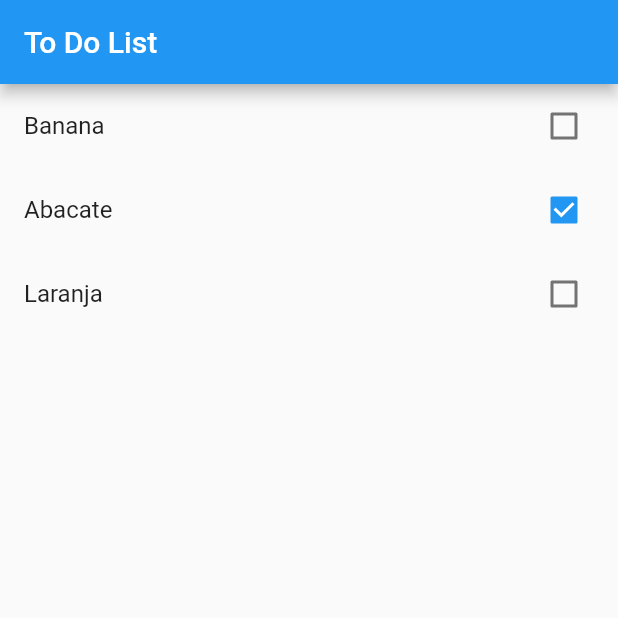
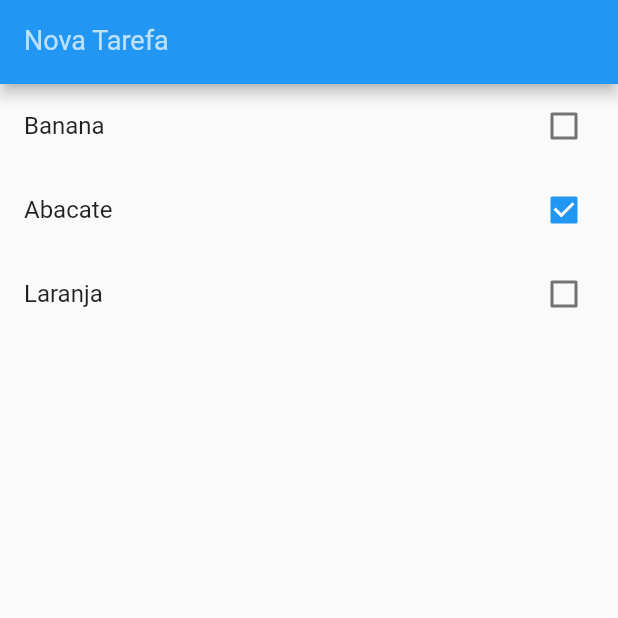
Before and after one commit to Rossitto/flutter_template, a Flutter app: the screen it shows after launch, on a phone screen of 412 x 824 dp, the top half of it. Run offline on Flutter 3.47's test engine with Material 2 defaults, Android fonts, the phone set to English and light mode, and no system bars.

Commit message:
TextFormField

```diff
--- a/lib/main.dart
+++ b/lib/main.dart
@@ -36,11 +36,23 @@ class HomePage extends StatefulWidget {
 }
 
 class _HomePageState extends State<HomePage> {
+  var newTaskCtrl = TextEditingController();
+
   @override
   Widget build(BuildContext context) {
     return Scaffold(
       appBar: AppBar(
-        title: Text("To Do List"),
+        title: TextFormField(
+          controller: newTaskCtrl,
+          keyboardType: TextInputType.text,
+          style: TextStyle(
+            color: Colors.white,
+            fontSize: 18,
+          ),
+          decoration: InputDecoration(
+              labelText: "Nova Tarefa",
+              labelStyle: TextStyle(color: Colors.white70)),
+        ),
       ),
       body: ListView.builder(
         itemCount: widget.items.length,
@@ -51,7 +63,9 @@ class _HomePageState extends State<HomePage> {
             key: Key(item.title),
             value: item.done,
             onChanged: (value) {
-              print(value);
+              setState(() {
+                item.done = value;
+              });
             },
           );
         },
```
